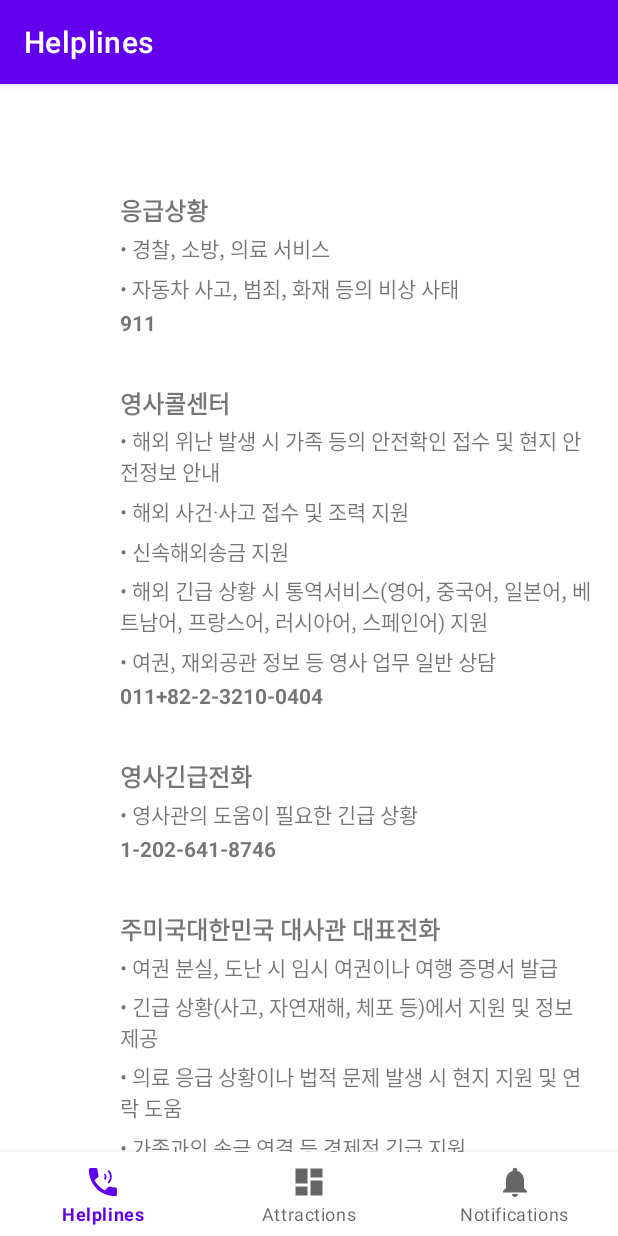
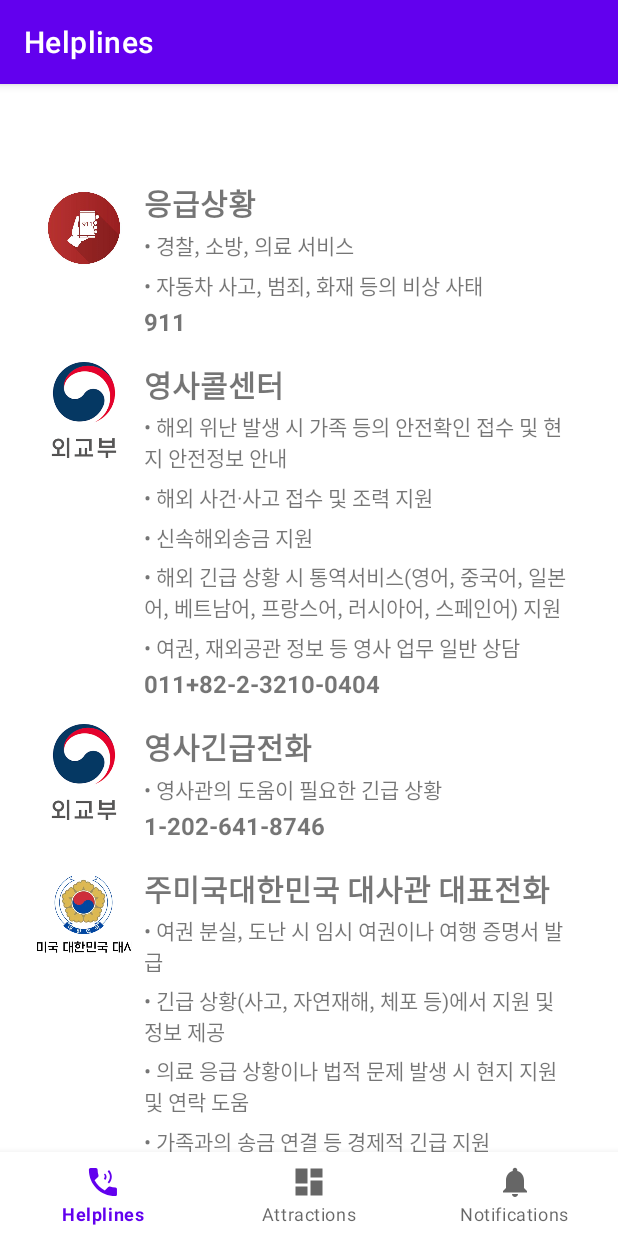
Before and after one commit to bamnamu/flow_camp, an Android app: the screen it shows after launch (MainActivity), on a phone screen of 412 x 824 dp. Run offline under Robolectric (Android 15) with nearby library versions, the phone set to English and light mode, and no system bars; our stand-ins replace navigation-ui.

Commit message:
everything appears in helplines!!

```diff
--- a/app/src/main/res/layout/fragment_helpline.xml
+++ b/app/src/main/res/layout/fragment_helpline.xml
@@ -1,25 +1,16 @@
 <?xml version="1.0" encoding="utf-8"?>
 <!--레이아웃에 recyclerview 추가-->
-<layout
+<RelativeLayout
     xmlns:android="http://schemas.android.com/apk/res/android"
     xmlns:app="http://schemas.android.com/apk/res-auto"
     xmlns:tools="http://schemas.android.com/tools"
-    tools:context=".ui.home.HomeFragment">
-    <androidx.constraintlayout.widget.ConstraintLayout
-        android:layout_width="match_parent"
-        android:layout_height="match_parent">
-
-        <TextView
-            android:id="@+id/text_home"
-            android:layout_width="0dp"
-            android:layout_height="wrap_content"
-            android:textAlignment="center"
-            android:textSize="20sp"
-            android:layout_margin="8dp"
-            app:layout_constraintEnd_toEndOf="parent"
-            app:layout_constraintStart_toStartOf="parent"
-            app:layout_constraintTop_toTopOf="parent" />
-
+    tools:context=".ui.home.HomeFragment"
+    android:paddingLeft="16dp"
+    android:paddingRight="16dp"
+    android:layout_width="match_parent"
+    android:layout_height="match_parent"
+    android:layout_marginBottom="56dp"
+    android:clipToPadding="false">
 
         <!--HelplineAdapter를 통해 HelplineModel 목록을 표시할 RecyclerView-->
         <androidx.recyclerview.widget.RecyclerView
@@ -27,12 +18,8 @@
             android:layout_width="match_parent"
             android:layout_height="match_parent"
             app:layoutManager="androidx.recyclerview.widget.LinearLayoutManager"
-
-            app:layout_constraintTop_toBottomOf="@id/text_home"
-            app:layout_constraintStart_toStartOf="parent"
-            app:layout_constraintEnd_toEndOf="parent"
-            app:layout_constraintBottom_toBottomOf="parent"
+            android:layout_alignParentTop="true"
+            android:layout_marginEnd="10dp"
             />
 
-    </androidx.constraintlayout.widget.ConstraintLayout>
-</layout>
+</RelativeLayout>
--- a/app/src/main/res/layout/helpline_layout.xml
+++ b/app/src/main/res/layout/helpline_layout.xml
@@ -1,55 +1,54 @@
 <?xml version="1.0" encoding="utf-8"?>
-<androidx.constraintlayout.widget.ConstraintLayout xmlns:android="http://schemas.android.com/apk/res/android"
-    xmlns:app="http://schemas.android.com/apk/res-auto"
+<RelativeLayout
+    xmlns:android="http://schemas.android.com/apk/res/android"
+    xmlns:tools="http://schemas.android.com/tools"
     android:layout_width="match_parent"
     android:layout_height="wrap_content"
-    android:padding="16dp">
+    android:padding="8dp"
+    tools:context=".ui.home.HomeFragment"
+    >
 
     <!--왼쪽 이미지-->
     <ImageView
         android:id="@+id/helpline_image"
         android:layout_width="64dp"
         android:layout_height="64dp"
-        android:layout_marginEnd="16dp"
         android:scaleType="centerCrop"
-        app:layout_constraintStart_toStartOf="parent"
-        app:layout_constraintTop_toTopOf="parent"
-        app:layout_constraintBottom_toBottomOf="parent"
+        android:layout_alignParentStart="true"
         android:contentDescription="Helpline Image Placeholder"
         android:src="@drawable/ic_launcher_background"/>
 
     <!--제목-->
     <TextView
         android:id="@+id/helpline_title"
-        android:layout_width="0dp"
+        android:layout_width="wrap_content"
         android:layout_height="wrap_content"
-        android:layout_marginBottom="8dp"
+        android:layout_marginStart="8dp"
+        android:textSize="20sp"
         android:textStyle="bold"
-        android:textSize="16sp"
-        app:layout_constraintTop_toTopOf="parent"
-        app:layout_constraintStart_toEndOf="@id/helpline_image"
-        app:layout_constraintEnd_toEndOf="parent"/>
+        android:layout_toEndOf="@id/helpline_image" />
 
     <!--bullet list-->
     <LinearLayout
         android:id="@+id/helpline_bullet_list"
-        android:layout_width="0dp"
+        android:layout_width="wrap_content"
         android:layout_height="wrap_content"
         android:orientation="vertical"
-        app:layout_constraintTop_toBottomOf="@id/helpline_title"
-        app:layout_constraintStart_toEndOf="@id/helpline_image"
-        app:layout_constraintEnd_toEndOf="parent"/>
+        android:layout_below="@id/helpline_title"
+        android:layout_toEndOf="@id/helpline_image"
+        android:layout_marginStart="8dp"
+        />
 
     <!--연락처-->
     <TextView
         android:id="@+id/helpline_contact"
-        android:layout_width="0dp"
+        android:layout_width="wrap_content"
         android:layout_height="wrap_content"
+        android:textSize="16sp"
         android:textStyle="bold"
-        app:layout_constraintTop_toBottomOf="@id/helpline_bullet_list"
-        app:layout_constraintStart_toEndOf="@id/helpline_image"
-        app:layout_constraintEnd_toEndOf="parent"
-        app:layout_constraintBottom_toBottomOf="parent"  />
+        android:layout_marginStart="8dp"
+        android:layout_below="@id/helpline_bullet_list"
+        android:layout_toEndOf="@id/helpline_image" />
 
 
-</androidx.constraintlayout.widget.ConstraintLayout>
+</RelativeLayout>
--- a/app/src/main/res/raw/helpline.json
+++ b/app/src/main/res/raw/helpline.json
@@ -1,6 +1,6 @@
 [
   {
-    "imageResId": "call_911.png",
+    "imageResId": "call_911",
     "title": "응급상황",
     "bulletList": [
       "경찰, 소방, 의료 서비스",
@@ -10,7 +10,7 @@
   },
 
   {
-    "imageResId": "youngsacallcenter.png",
+    "imageResId": "youngsacallcenter",
     "title": "영사콜센터",
     "bulletList": [
       "해외 위난 발생 시 가족 등의 안전확인 접수 및 현지 안전정보 안내",
@@ -23,7 +23,7 @@
   },
 
   {
-    "imageResId": "youngsacallcenter.png",
+    "imageResId": "youngsacallcenter",
     "title": "영사긴급전화",
     "bulletList": [
       "영사관의 도움이 필요한 긴급 상황"
@@ -32,7 +32,7 @@
   },
 
   {
-    "imageResId": "us.png",
+    "imageResId": "us",
     "title": "주미국대한민국 대사관 대표전화",
     "bulletList": [
       "여권 분실, 도난 시 임시 여권이나 여행 증명서 발급",
@@ -45,7 +45,7 @@
   },
 
   {
-    "imageResId": "us.png",
+    "imageResId": "us",
     "title": "주미국대한민국 대사관 긴급전화",
     "bulletList": [
       "대사관의 도움이 필요한 긴급상황"
```
